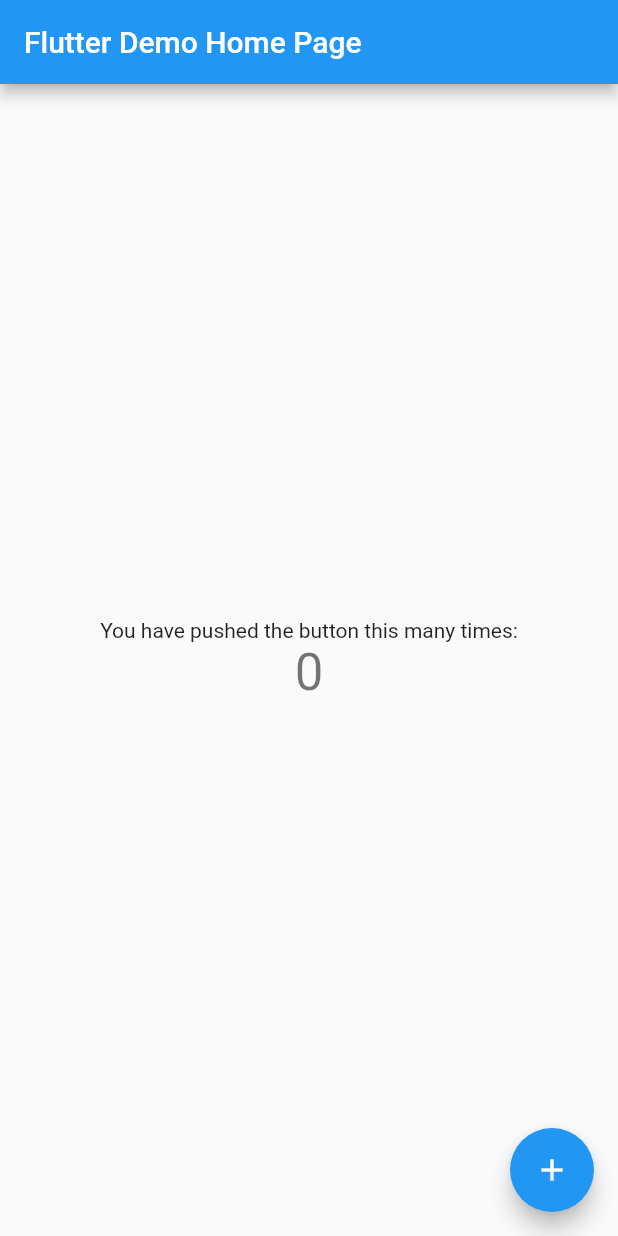
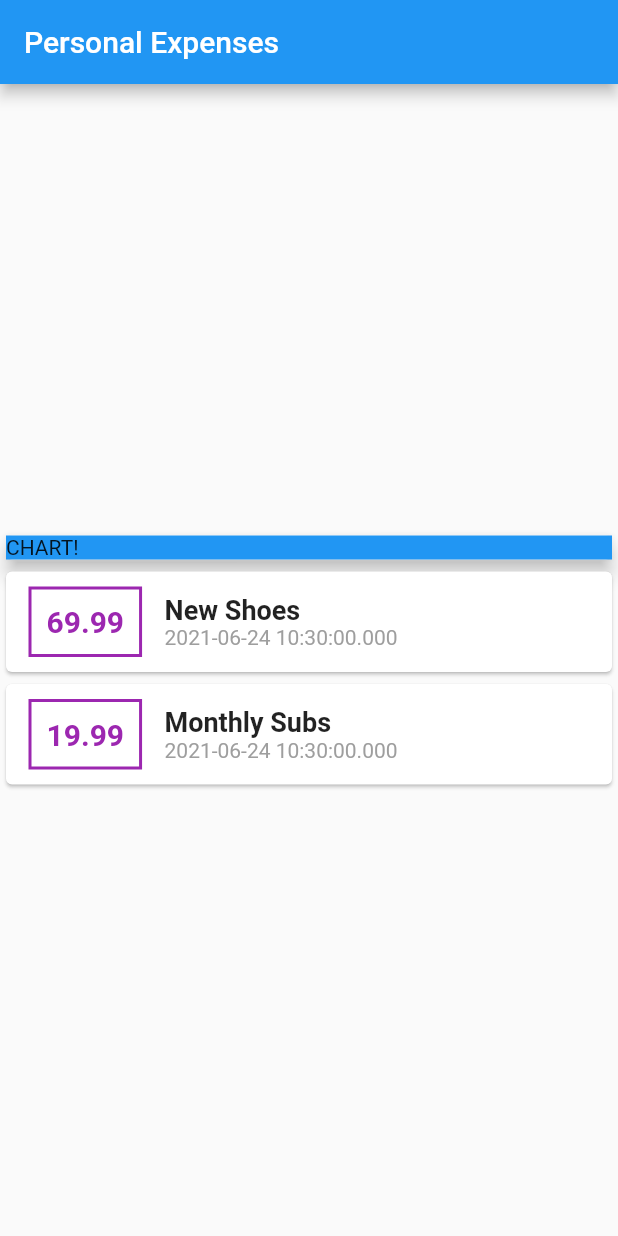
Before and after one commit to donnydevanda/personal-expenses, a Flutter app: the screen it shows after launch, on a phone screen of 412 x 824 dp. Run offline on Flutter 3.47's test engine with Material 2 defaults, Android fonts, the phone set to English and light mode, and no system bars.

```diff
--- a/lib/main.dart
+++ b/lib/main.dart
@@ -1,113 +1,105 @@
 import 'package:flutter/material.dart';
+import 'package:personal_expenses/transaction.dart';
 
 void main() {
   runApp(MyApp());
 }
 
 class MyApp extends StatelessWidget {
-  // This widget is the root of your application.
   @override
   Widget build(BuildContext context) {
     return MaterialApp(
       title: 'Flutter Demo',
       theme: ThemeData(
-        // This is the theme of your application.
-        //
-        // Try running your application with "flutter run". You'll see the
-        // application has a blue toolbar. Then, without quitting the app, try
-        // changing the primarySwatch below to Colors.green and then invoke
-        // "hot reload" (press "r" in the console where you ran "flutter run",
-        // or simply save your changes to "hot reload" in a Flutter IDE).
-        // Notice that the counter didn't reset back to zero; the application
-        // is not restarted.
         primarySwatch: Colors.blue,
       ),
-      home: MyHomePage(title: 'Flutter Demo Home Page'),
+      home: MyHomePage(),
     );
   }
 }
 
-class MyHomePage extends StatefulWidget {
-  MyHomePage({Key? key, required this.title}) : super(key: key);
-
-  // This widget is the home page of your application. It is stateful, meaning
-  // that it has a State object (defined below) that contains fields that affect
-  // how it looks.
-
-  // This class is the configuration for the state. It holds the values (in this
-  // case the title) provided by the parent (in this case the App widget) and
-  // used by the build method of the State. Fields in a Widget subclass are
-  // always marked "final".
-
-  final String title;
-
-  @override
-  _MyHomePageState createState() => _MyHomePageState();
-}
-
-class _MyHomePageState extends State<MyHomePage> {
-  int _counter = 0;
-
-  void _incrementCounter() {
-    setState(() {
-      // This call to setState tells the Flutter framework that something has
-      // changed in this State, which causes it to rerun the build method below
-      // so that the display can reflect the updated values. If we changed
-      // _counter without calling setState(), then the build method would not be
-      // called again, and so nothing would appear to happen.
-      _counter++;
-    });
-  }
+class MyHomePage extends StatelessWidget {
+  final List<Transaction> transactions = [
+    Transaction(
+      id: 't1',
+      title: 'New Shoes',
+      amount: 69.99,
+      date: DateTime.now(),
+    ),
+    Transaction(
+      id: 't2',
+      title: 'Monthly Subs',
+      amount: 19.99,
+      date: DateTime.now(),
+    ),
+  ];
 
   @override
   Widget build(BuildContext context) {
-    // This method is rerun every time setState is called, for instance as done
-    // by the _incrementCounter method above.
-    //
-    // The Flutter framework has been optimized to make rerunning build methods
-    // fast, so that you can just rebuild anything that needs updating rather
-    // than having to individually change instances of widgets.
     return Scaffold(
       appBar: AppBar(
-        // Here we take the value from the MyHomePage object that was created by
-        // the App.build method, and use it to set our appbar title.
-        title: Text(widget.title),
+        title: Text('Personal Expenses'),
       ),
-      body: Center(
-        // Center is a layout widget. It takes a single child and positions it
-        // in the middle of the parent.
-        child: Column(
-          // Column is also a layout widget. It takes a list of children and
-          // arranges them vertically. By default, it sizes itself to fit its
-          // children horizontally, and tries to be as tall as its parent.
-          //
-          // Invoke "debug painting" (press "p" in the console, choose the
-          // "Toggle Debug Paint" action from the Flutter Inspector in Android
-          // Studio, or the "Toggle Debug Paint" command in Visual Studio Code)
-          // to see the wireframe for each widget.
-          //
-          // Column has various properties to control how it sizes itself and
-          // how it positions its children. Here we use mainAxisAlignment to
-          // center the children vertically; the main axis here is the vertical
-          // axis because Columns are vertical (the cross axis would be
-          // horizontal).
-          mainAxisAlignment: MainAxisAlignment.center,
-          children: <Widget>[
-            Text(
-              'You have pushed the button this many times:',
+      body: Column(
+        mainAxisAlignment: MainAxisAlignment.center,
+        crossAxisAlignment: CrossAxisAlignment.stretch,
+        children: [
+          Card(
+            child: Container(
+              width: double.infinity,
+              color: Colors.blue,
+              child: Text('CHART!'),
             ),
-            Text(
-              '$_counter',
-              style: Theme.of(context).textTheme.headline4,
-            ),
-          ],
-        ),
+            elevation: 5,
+          ),
+          Column(
+            children: transactions.map((tx) {
+              return Card(
+                  child: Row(
+                children: [
+                  Container(
+                    margin: EdgeInsets.symmetric(
+                      vertical: 10,
+                      horizontal: 15,
+                    ),
+                    decoration: BoxDecoration(
+                      border: Border.all(
+                        color: Colors.purple,
+                        width: 2,
+                      ),
+                    ),
+                    padding: EdgeInsets.all(10),
+                    child: Text(
+                      tx.amount.toString(),
+                      style: TextStyle(
+                        fontWeight: FontWeight.bold,
+                        fontSize: 20,
+                        color: Colors.purple,
+                      ),
+                    ),
+                  ),
+                  Column(
+                    crossAxisAlignment: CrossAxisAlignment.start,
+                    children: [
+                      Text(
+                        tx.title,
+                        style: TextStyle(
+                          fontSize: 18,
+                          fontWeight: FontWeight.bold,
+                        ),
+                      ),
+                      Text(
+                        tx.date.toString(),
+                        style: TextStyle(color: Colors.grey),
+                      ),
+                    ],
+                  )
+                ],
+              ));
+            }).toList(),
+          )
+        ],
       ),
-      floatingActionButton: FloatingActionButton(
-        onPressed: _incrementCounter,
-        tooltip: 'Increment',
-        child: Icon(Icons.add),
-      ), // This trailing comma makes auto-formatting nicer for build methods.
     );
   }
 }
--- /dev/null
+++ b/lib/transaction.dart
@@ -0,0 +1,15 @@
+import 'package:flutter/foundation.dart';
+
+class Transaction {
+  final String id;
+  final String title;
+  final double amount;
+  final DateTime date;
+
+  Transaction({
+    @required this.id,
+    @required this.title,
+    @required this.amount,
+    @required this.date,
+  });
+}
--- a/pubspec.yaml
+++ b/pubspec.yaml
@@ -18,7 +18,7 @@ publish_to: 'none' # Remove this line if you wish to publish to pub.dev
 version: 1.0.0+1
 
 environment:
-  sdk: ">=2.12.0 <3.0.0"
+  sdk: ">=2.11.0 <3.0.0"
 
 dependencies:
   flutter:
```
